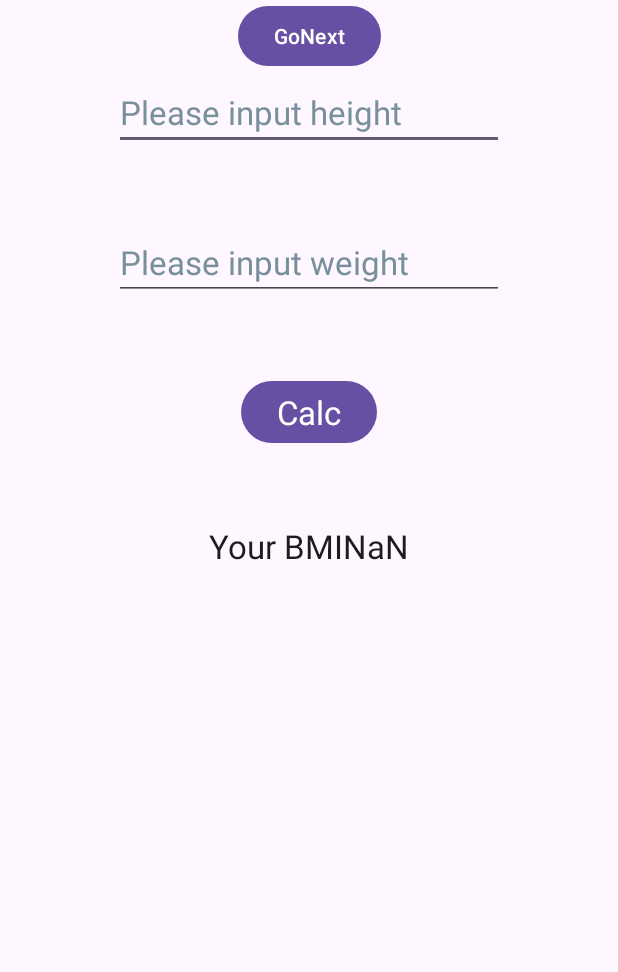
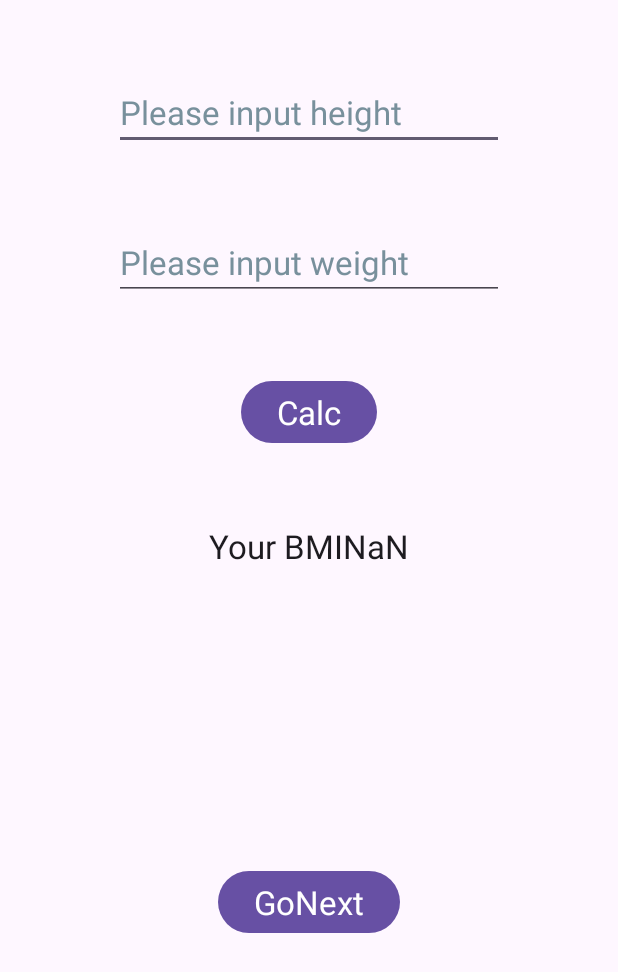
Before and after one commit to 111b13929/MyBMI_LIN, an Android app: the screen it shows after launch (MainActivity), after a tap on "Calc", on a phone screen of 412 x 824 dp. Shown: the top 972 px of the screen. Run offline under Robolectric (Android 15) with nearby library versions, the phone set to English and light mode, and no system bars; 2 statements that could not run were skipped.

```diff
--- a/app/src/main/java/com/example/mybmi/MainActivity.java
+++ b/app/src/main/java/com/example/mybmi/MainActivity.java
@@ -10,27 +10,46 @@ import androidx.appcompat.app.AppCompatActivity;
 import java.text.DecimalFormat;
 
 public class MainActivity extends AppCompatActivity {
+
+    private EditText height;
+    private EditText weight;
+    private TextView show;
+
     @Override
     protected void onCreate(Bundle savedInstanceState) {
         super.onCreate(savedInstanceState);
         setContentView(R.layout.activity_main);
+        findViews();
     }
 
     public void calcBMI(View view){
+
+        double bmi = getBmi();
+
+        String result = getString(R.string.strShowbmi) + bmi;
+
+        show.setText(result);
+    }
+
+    private double getBmi() {
         DecimalFormat df = new DecimalFormat(".00");
-        EditText height = findViewById(R.id.etHeight);
-        EditText weight = findViewById(R.id.etWeight);
         double h = Double.parseDouble(height.getText().toString());
         double w = Double.parseDouble(weight.getText().toString());
         double bmi = w / (h/100.0 * h/100.0);
         bmi = Double.parseDouble(df.format(bmi));
-        String result = getString(R.string.strShowbmi) + bmi;
-        TextView show = findViewById(R.id.tvShow);
-        show.setText(result);
+        return bmi;
+    }
+
+    private void findViews() {
+        height = findViewById(R.id.etHeight);
+        weight = findViewById(R.id.etWeight);
+        show = findViewById(R.id.tvShow);
     }
 
     public void GoNext(View view) {
         Intent intent = new Intent(this, ResultActivity.class);
+        double bmi = getBmi();
+        intent.putExtra("bmi", bmi);
         startActivity(intent);
     }
 }
--- a/app/src/main/res/layout/activity_main.xml
+++ b/app/src/main/res/layout/activity_main.xml
@@ -65,8 +65,10 @@
         android:layout_height="wrap_content"
         android:onClick="GoNext"
         android:text="@string/strGoNext"
+        android:textAppearance="@style/TextAppearance.AppCompat.Large"
+        app:layout_constraintBottom_toBottomOf="parent"
         app:layout_constraintEnd_toEndOf="parent"
         app:layout_constraintStart_toStartOf="parent"
-        tools:layout_editor_absoluteY="625dp" />
+        app:layout_constraintTop_toBottomOf="@+id/tvShow" />
 
 </androidx.constraintlayout.widget.ConstraintLayout>
```
Also changed, not shown: app/src/main/java/com/example/mybmi/ResultActivity.java (+4 -6 lines), app/src/main/res/layout/activity_result.xml (+9 -0 lines).
